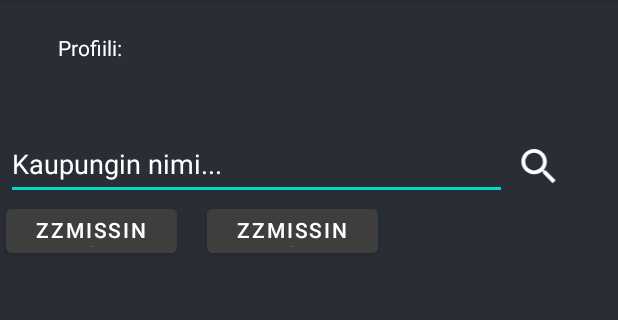
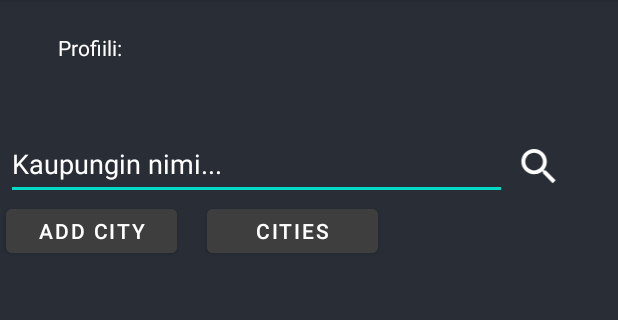
Before and after one commit to Kinnari98/Weather-App, an Android app: the SecondPage screen opened directly, with no data from a screen before it, on a phone screen of 412 x 824 dp, the part 84-404 px from its top. Run offline under Robolectric (Android 15) with nearby library versions, the phone set to English and light mode, and no system bars; our stand-ins replace Volley.

Commit message:
Added strings to resources

```diff
--- a/app/src/main/res/values/strings.xml
+++ b/app/src/main/res/values/strings.xml
@@ -11,4 +11,6 @@
     <string name="get_weather">Hae sää</string>
     <string name="textview">TextView</string>
     <string name="todo">TODO</string>
+    <string name="add_city">ADD CITY</string>
+    <string name="cities">CITIES</string>
 </resources>
```
